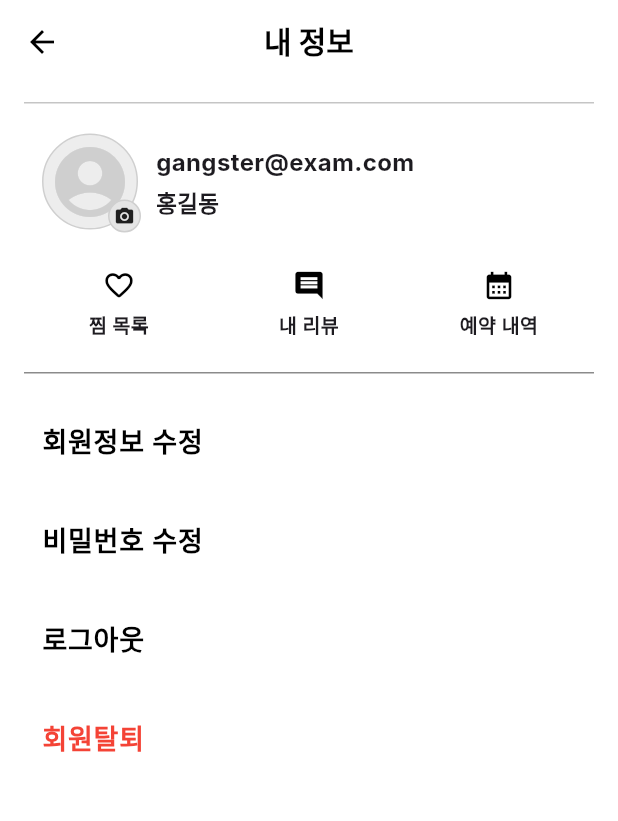
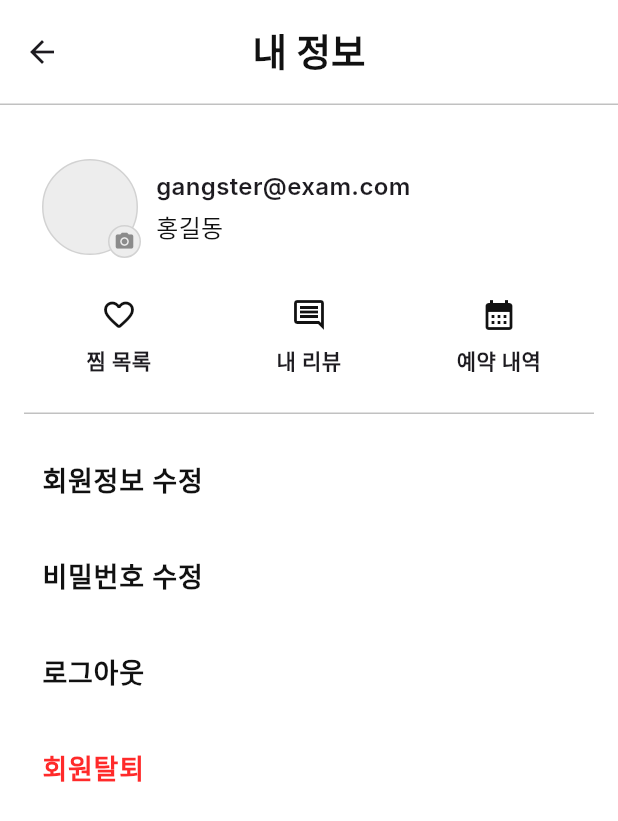
Before and after one commit to full-stack-bootcamp-final-team-project/meomulm-frontend, a Flutter app: the MypageScreen screen opened by its route, on a phone screen of 412 x 824 dp. Shown: the top 821 px of the screen. Run offline on Flutter 3.47's test engine with Material 3 defaults, Android fonts, the phone set to English and light mode, and no system bars; our stand-ins replace dio, flutter_dotenv, go_router, shared_preferences; missing offline and left inert: kakao_map_plugin; accounts and stored records are empty; Roboto replaces fonts that are missing (Inter).

Commit message:
feature/mypage-screen-ui: 공통 모달 위젯 수정, mypage_screen UI 수정

```diff
--- a/lib/features/my_page/presentation/screens/mypage_screen.dart
+++ b/lib/features/my_page/presentation/screens/mypage_screen.dart
@@ -1,5 +1,13 @@
 import 'package:flutter/material.dart';
 import 'package:go_router/go_router.dart';
+import 'package:meomulm_frontend/core/constants/paths/route_paths.dart';
+import 'package:meomulm_frontend/core/router/app_router.dart';
+
+import 'package:meomulm_frontend/core/theme/app_colors.dart';
+import 'package:meomulm_frontend/core/theme/app_dimensions.dart';
+import 'package:meomulm_frontend/core/theme/app_styles.dart';
+import 'package:meomulm_frontend/core/widgets/appbar/app_bar_widget.dart';
+import 'package:meomulm_frontend/core/widgets/dialogs/simple_modal.dart';
 
 /**
  * 마이페이지 스크린 - only_app_style : 수정 필요.
@@ -15,17 +23,12 @@ class MypageScreen extends StatelessWidget {
       context: context,
       barrierDismissible: true,
       builder: (_) {
-        return _ConfirmActionDialog(
-          message: '로그아웃 하시겠습니까?',
-          cancelText: '취소',
-          confirmText: '로그아웃',
-          confirmColor: const Color(0xFF8E86C9), // 기존 스타일(보라)
-          onCancel: () => Navigator.pop(context),
-          onConfirm: () {
-            Navigator.pop(context);
-            // TODO: 로그아웃 처리 (토큰 삭제/세션 종료 등)
-            // TODO: 로그아웃 후 이동 (예: context.go('/login');)
-          },
+        return SimpleModal(
+            onConfirm: () {
+              // TODO: 로그인 기능 구현
+            },
+            content: Text("로그아웃 하시겠습니까?"),
+            confirmLabel: "확인",
         );
       },
     );
@@ -39,21 +42,23 @@ class MypageScreen extends StatelessWidget {
       context: context,
       barrierDismissible: true,
       builder: (_) {
-        return _ConfirmActionDialog(
-          message: '탈퇴를 진행하시겠습니까?',
-          cancelText: '취소',
-          confirmText: '회원탈퇴',
-          confirmColor: const Color(0xFFFF2A2A), // 탈퇴는 빨강 느낌
-          onCancel: () => Navigator.pop(context),
+        return SimpleModal(
           onConfirm: () {
-            Navigator.pop(context);
-            // TODO: 회원탈퇴 API 호출
-            // TODO: 탈퇴 완료 후 이동 (예: context.go('/goodbye'); or context.go('/login');)
+            // TODO: 회원탈퇴 API 호출 구현 - service 호출
+            // TODO: 탈퇴 완료 후 이동 기능 구현
+            // context.go('/');
           },
+          content: Text("탈퇴를 진행하시겠습니까?"),
+          confirmLabel: "탈퇴",
         );
       },
     );
   }
+
+  // =====================
+  // TODO: 카메라 버튼 클릭 시 기능
+  // =====================
+
 
   @override
   Widget build(BuildContext context) {
@@ -61,68 +66,46 @@ class MypageScreen extends StatelessWidget {
     final maxWidth = screenWidth > 600 ? screenWidth : double.infinity;
 
     return Scaffold(
-      backgroundColor: Colors.white,
-      appBar: AppBar(
-        backgroundColor: Colors.white,
-        elevation: 0,
-        centerTitle: true,
-        leading: IconButton(
-          icon: const Icon(Icons.arrow_back, color: Colors.black),
-          onPressed: () {
-            if (Navigator.canPop(context)) Navigator.pop(context);
-          },
-        ),
-        title: const Text(
-          '내 정보',
-          style: TextStyle(
-            color: Colors.black,
-            fontSize: 20,
-            fontWeight: FontWeight.w700,
-          ),
-        ),
-      ),
+      backgroundColor: AppColors.white,
+      appBar: AppBarWidget(title: "내 정보",),
       body: Center(
         child: ConstrainedBox(
           constraints: BoxConstraints(maxWidth: maxWidth),
           child: ListView(
-            padding: const EdgeInsets.symmetric(horizontal: 16, vertical: 12),
+            padding: const EdgeInsets.symmetric(
+                horizontal: AppBorderRadius.xxl,
+                vertical: AppBorderRadius.lg
+            ),
             children: [
-              const Divider(color: Color(0xFFC5C5C5), height: 1),
-              const SizedBox(height: 20),
+              const SizedBox(height: AppSpacing.xl),
 
               // =====================
               // 프로필 영역
               // =====================
               Padding(
-                padding: const EdgeInsets.symmetric(horizontal: 12),
+                padding: const EdgeInsets.symmetric(horizontal: AppSpacing.md),
                 child: Row(
                   crossAxisAlignment: CrossAxisAlignment.center,
                   children: [
                     _ProfileAvatar(
                       onCameraTap: () {
-                        // TODO: 프로필 사진 변경 로직 연결
+                        // TODO: 카메라 아이콘 터치 시 작동하는 기능 변수 넣기
                       },
                     ),
-                    const SizedBox(width: 12),
+                    const SizedBox(width: AppSpacing.md),
                     const Expanded(
                       child: Column(
                         crossAxisAlignment: CrossAxisAlignment.start,
                         children: [
                           Text(
-                            'gangster@exam.com',
-                            style: TextStyle(
-                              fontSize: 16,
-                              fontWeight: FontWeight.w700,
-                            ),
+                            'gangster@exam.com', // TODO: 회원 이메일로 바꾸기
+                            style: AppTextStyles.buttonLg,
                             overflow: TextOverflow.ellipsis,
                           ),
-                          SizedBox(height: 4),
+                          SizedBox(height: AppSpacing.xs),
                           Text(
-                            '홍길동',
-                            style: TextStyle(
-                              fontSize: 15,
-                              fontWeight: FontWeight.w700,
-                            ),
+                            '홍길동',  // TODO: 회원 이름으로 바꾸기
+                            style: AppTextStyles.bodyLg
                           ),
                         ],
                       ),
@@ -141,39 +124,37 @@ class MypageScreen extends StatelessWidget {
                 children: [
                   Expanded(
                     child: _IconMenuButton(
-                      icon: Icons.favorite_border_rounded,
+                      icon: AppIcons.favoriteRounded,
                       label: '찜 목록',
                       onTap: () {
-                        // TODO: 페이지 이동 로직 (예: context.push('/favorite'))
+                        context.go('${RoutePaths.myPage}${RoutePaths.favorite}');  // /mypage/favorite
                       },
                     ),
                   ),
                   Expanded(
                     child: _IconMenuButton(
-                      icon: Icons.comment,
+                      icon: AppIcons.commentOutline,
                       label: '내 리뷰',
                       onTap: () {
-                        // TODO: 페이지 이동 로직 (예: context.push('/my-reviews'))
-                        context.go('/my-reviews');
+                        context.go('${RoutePaths.myPage}${RoutePaths.myReview}');  // /mypage/review
                       },
                     ),
                   ),
                   Expanded(
                     child: _IconMenuButton(
-                      icon: Icons.calendar_month,
+                      icon: AppIcons.calendarMonth,
                       label: '예약 내역',
                       onTap: () {
-                        // TODO: 페이지 이동 로직 (예: context.push('/reservations'))
-                        context.go('/my-reservation');
+                        context.go('${RoutePaths.myPage}${RoutePaths.myReservation}');
                       },
                     ),
                   ),
                 ],
               ),
 
-              const SizedBox(height: 12),
-              const Divider(color: Color(0xFF8B8B8B), height: 1),
-              const SizedBox(height: 12),
+              const SizedBox(height: AppSpacing.md),
+              const Divider(color: AppColors.gray3, height: AppBorderWidth.md),
+              const SizedBox(height: AppSpacing.md),
 
               // =====================
               // 하단 메뉴 리스트
@@ -181,23 +162,23 @@ class MypageScreen extends StatelessWidget {
               _MenuItem(
                 title: '회원정보 수정',
                 onTap: () {
-                  context.go('/profile/edit');
+                  context.go('${RoutePaths.myPage}${RoutePaths.editProfile}'); // /profile/edit
                 },
               ),
               _MenuItem(
                 title: '비밀번호 수정',
                 onTap: () {
-                  context.go('/change-password');
+                  context.go('${RoutePaths.myPage}${RoutePaths.myPageChangePassword}');  // /change-password
                 },
               ),
               _MenuItem(
                 title: '로그아웃',
-                onTap: () => _showLogoutDialog(context), // ✅ 추가
+                onTap: () => _showLogoutDialog(context),
               ),
               _MenuItem(
                 title: '회원탈퇴',
-                textColor: Colors.red,
-                onTap: () => _showWithdrawDialog(context), // ✅ 추가
+                textColor: AppColors.cancelled,
+                onTap: () => _showWithdrawDialog(context),
               ),
             ],
           ),
@@ -207,126 +188,8 @@ class MypageScreen extends StatelessWidget {
   }
 }
 
-// =====================
-// 공통: 확인 모달(로그아웃/회원탈퇴 재사용)
-// =====================
-class _ConfirmActionDialog extends StatelessWidget {
-  final String message;
-  final String cancelText;
-  final String confirmText;
-  final Color confirmColor;
-  final VoidCallback onCancel;
-  final VoidCallback onConfirm;
 
-  const _ConfirmActionDialog({
-    required this.message,
-    required this.cancelText,
-    required this.confirmText,
-    required this.confirmColor,
-    required this.onCancel,
-    required this.onConfirm,
-  });
-
-  @override
-  Widget build(BuildContext context) {
-    return Dialog(
-      backgroundColor: Colors.white,
-      insetPadding: const EdgeInsets.symmetric(horizontal: 24),
-      shape: RoundedRectangleBorder(borderRadius: BorderRadius.circular(12)),
-      child: Stack(
-        children: [
-          Padding(
-            // ✅ 모달 내부 여백(원하시면 여기 값을 조절)
-            padding: const EdgeInsets.fromLTRB(24, 22, 24, 18),
-            child: ConstrainedBox(
-              // 화면/텍스트에 따라 너무 넓어지는 것 방지
-              constraints: const BoxConstraints(maxWidth: 360),
-              child: Column(
-                mainAxisSize: MainAxisSize.min,
-                children: [
-                  const SizedBox(height: 14),
-                  Text(
-                    message,
-                    textAlign: TextAlign.center,
-                    style: const TextStyle(
-                      fontSize: 14,
-                      height: 1.4,
-                      fontWeight: FontWeight.w600,
-                    ),
-                  ),
-                  const SizedBox(height: 18),
-
-                  // 버튼 2개: 취소 / 확인(로그아웃 or 회원탈퇴)
-                  Row(
-                    children: [
-                      Expanded(
-                        child: SizedBox(
-                          height: 40,
-                          child: OutlinedButton(
-                            onPressed: onCancel,
-                            style: OutlinedButton.styleFrom(
-                              side: const BorderSide(color: Color(0xFFE0E0E0)),
-                              shape: RoundedRectangleBorder(
-                                borderRadius: BorderRadius.circular(10),
-                              ),
-                              foregroundColor: Colors.black,
-                            ),
-                            child: Text(
-                              cancelText,
-                              style: const TextStyle(fontWeight: FontWeight.w700),
-                            ),
-                          ),
-                        ),
-                      ),
-                      const SizedBox(width: 10),
-                      Expanded(
-                        child: SizedBox(
-                          height: 40,
-                          child: ElevatedButton(
-                            onPressed: onConfirm,
-                            style: ElevatedButton.styleFrom(
-                              elevation: 0,
-                              backgroundColor: confirmColor,
-                              shape: RoundedRectangleBorder(
-                                borderRadius: BorderRadius.circular(10),
-                              ),
-                            ),
-                            child: Text(
-                              confirmText,
-                              style: const TextStyle(
-                                color: Colors.white,
-                                fontWeight: FontWeight.w800,
-                              ),
-                            ),
-                          ),
-                        ),
-                      ),
-                    ],
-                  ),
-                ],
-              ),
-            ),
-          ),
-
-          // 우측 상단 닫기(X)
-          Positioned(
-            right: 6,
-            top: 6,
-            child: IconButton(
-              onPressed: onCancel,
-              icon: const Icon(Icons.close, size: 18),
-              splashRadius: 18,
-            ),
-          ),
-        ],
-      ),
-    );
-  }
-}
-
-// =====================
-// 프로필 아바타 (카메라 탭 가능)
-// =====================
+//---------------------- TODO : 이 아래 위젯으로 분리하기 ----------------------
 class _ProfileAvatar extends StatelessWidget {
   final VoidCallback? onCameraTap;
 
@@ -344,37 +207,31 @@ class _ProfileAvatar extends StatelessWidget {
             width: 64,
             height: 64,
             decoration: BoxDecoration(
-              color: const Color(0xFFEDEDED),
+              // TODO: 프로필 이미지로 영역 채우기
+              color: AppColors.gray5,
               shape: BoxShape.circle,
-              border: Border.all(color: const Color(0xFFCFCFCF)),
-            ),
-            child: const Center(
-              child: Icon(
-                Icons.account_circle,
-                size: 56,
-                color: Color(0xFFCFCFCF),
-              ),
+              border: Border.all(color: AppColors.gray4),
             ),
           ),
           Positioned(
             right: -2,
             bottom: -2,
             child: InkWell(
-              onTap: onCameraTap,
+              onTap: onCameraTap,  // TODO: 카메라 아이콘 터치 시 작동하는 기능 변수 넣기
               borderRadius: BorderRadius.circular(999),
               child: Container(
                 width: 22,
                 height: 22,
                 decoration: BoxDecoration(
-                  color: const Color(0xFFE5E5E5),
+                  color: AppColors.gray5,
                   shape: BoxShape.circle,
-                  border: Border.all(color: const Color(0xFFCFCFCF)),
+                  border: Border.all(color: AppColors.gray4),
                 ),
                 child: const Center(
                   child: Icon(
-                    Icons.camera_alt,
-                    size: 14,
-                    color: Colors.black87,
+                    AppIcons.camera,
+                    size: AppIcons.sizeXs,
+                    color: AppColors.gray2,
                   ),
                 ),
               ),
@@ -404,20 +261,17 @@ class _IconMenuButton extends StatelessWidget {
   Widget build(BuildContext context) {
     return InkWell(
       onTap: onTap,
-      borderRadius: BorderRadius.circular(12),
+      borderRadius: BorderRadius.circular(AppBorderRadius.lg),
       child: Padding(
-        padding: const EdgeInsets.symmetric(vertical: 10),
+        padding: const EdgeInsets.symmetric(vertical: AppSpacing.md),
         child: Column(
           mainAxisSize: MainAxisSize.min,
           children: [
-            Icon(icon, size: 22, color: Colors.black),
-            const SizedBox(height: 6),
+            Icon(icon, size: AppIcons.sizeLg, color: AppColors.black),
+            const SizedBox(height: AppSpacing.sm),
             Text(
               label,
-              style: const TextStyle(
-                fontSize: 13,
-                fontWeight: FontWeight.w600,
-              ),
+              style: AppTextStyles.buttonMd,
               textAlign: TextAlign.center,
             ),
           ],
@@ -444,14 +298,13 @@ class _MenuItem extends StatelessWidget {
   @override
   Widget build(BuildContext context) {
     return ListTile(
-      contentPadding: const EdgeInsets.symmetric(horizontal: 12, vertical: 5),
+      contentPadding: const EdgeInsets.symmetric(horizontal: AppSpacing.md, vertical: AppSpacing.xs),
       title: Text(
         title,
-        style: TextStyle(
+        style: AppTextStyles.appBarTitle.copyWith(
           fontSize: 18,
-          fontWeight: FontWeight.w600,
-          color: textColor ?? Colors.black,
-        ),
+          color: textColor != null ? textColor : null,
+        )
       ),
       onTap: onTap,
     );
```
Also changed, not shown: lib/core/widgets/dialogs/simple_modal.dart (+26 -12 lines).
